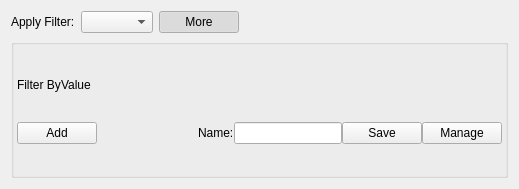
Qt form xtuple/trunk/widgets/parameterwidget.ui (WooodHead/xtuple) before a commit.
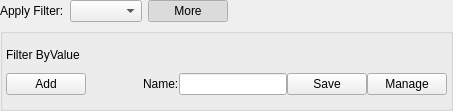
The same form after that commit. Custom widgets are drawn as their Qt base class.

Commit message: Tweak param widget ui margins.

Patch:
```diff
--- a/xtuple/trunk/widgets/parameterwidget.ui
+++ b/xtuple/trunk/widgets/parameterwidget.ui
@@ -6,11 +6,14 @@
    <rect>
     <x>0</x>
     <y>0</y>
-    <width>519</width>
-    <height>189</height>
+    <width>453</width>
+    <height>111</height>
    </rect>
   </property>
   <layout class="QGridLayout" name="gridLayout_2">
+   <property name="margin">
+    <number>0</number>
+   </property>
    <item row="0" column="0">
     <layout class="QHBoxLayout" name="_headerLayout">
      <item>
```
